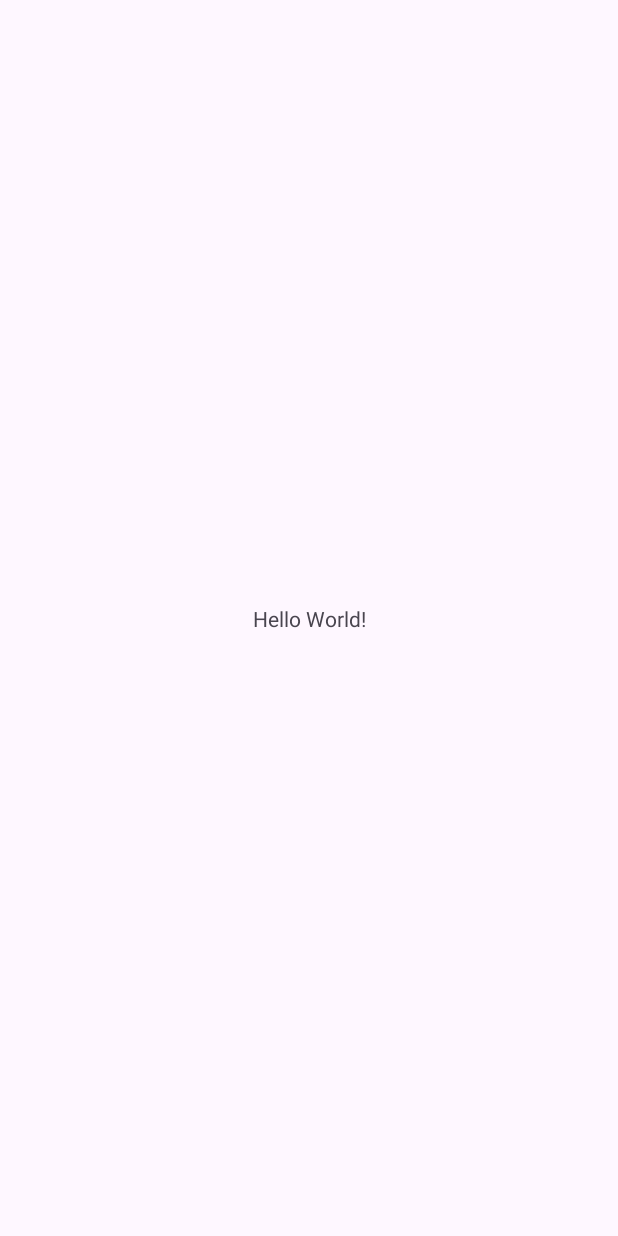
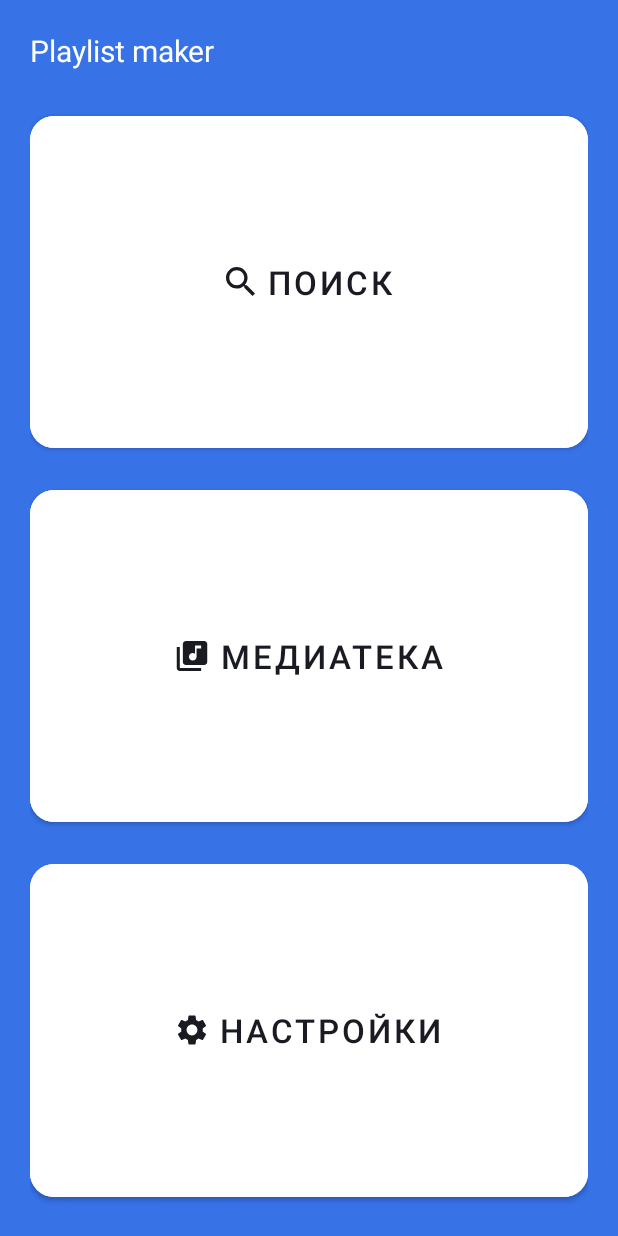
Before and after one commit to valerangb3/PlaylistMaker, an Android app: the screen it shows after launch (MainActivity), on a phone screen of 412 x 824 dp. Before the commit the screen is almost empty. Run offline under Robolectric (Android 15) with nearby library versions, the phone set to English and light mode, and no system bars.

Commit message:
Работы по спринту №8

```diff
--- a/app/src/main/java/com/practicum/playlistmaker/MainActivity.kt
+++ b/app/src/main/java/com/practicum/playlistmaker/MainActivity.kt
@@ -1,6 +1,11 @@
 package com.practicum.playlistmaker
 
+import android.content.Intent
 import android.os.Bundle
+import android.view.View
+import android.widget.Button
+import android.widget.ImageView
+import android.widget.Toast
 import androidx.activity.enableEdgeToEdge
 import androidx.appcompat.app.AppCompatActivity
 import androidx.core.view.ViewCompat
@@ -9,12 +14,25 @@ import androidx.core.view.WindowInsetsCompat
 class MainActivity : AppCompatActivity() {
     override fun onCreate(savedInstanceState: Bundle?) {
         super.onCreate(savedInstanceState)
-        enableEdgeToEdge()
         setContentView(R.layout.activity_main)
-        ViewCompat.setOnApplyWindowInsetsListener(findViewById(R.id.main)) { v, insets ->
-            val systemBars = insets.getInsets(WindowInsetsCompat.Type.systemBars())
-            v.setPadding(systemBars.left, systemBars.top, systemBars.right, systemBars.bottom)
-            insets
+
+        val searchButton = findViewById<Button>(R.id.search_button)
+        searchButton.setOnClickListener {
+            val intent = Intent(this@MainActivity, SearchActivity::class.java)
+            startActivity(intent)
+        }
+
+        val mediaButton = findViewById<Button>(R.id.media_button)
+        mediaButton.setOnClickListener {
+            val intent = Intent(this@MainActivity, MediaActivity::class.java)
+            startActivity(intent)
+        }
+
+        val settingsButton = findViewById<Button>(R.id.settings_button)
+        settingsButton.setOnClickListener {
+            val intent = Intent(this@MainActivity, SettingsActivity::class.java)
+            startActivity(intent)
         }
     }
+
 }
--- /dev/null
+++ b/app/src/main/res/drawable/media.xml
@@ -0,0 +1,9 @@
+<vector xmlns:android="http://schemas.android.com/apk/res/android"
+    android:width="21dp"
+    android:height="20dp"
+    android:viewportWidth="21"
+    android:viewportHeight="20">
+  <path
+      android:pathData="M18.5,0H6.5C5.4,0 4.5,0.9 4.5,2V14C4.5,15.1 5.4,16 6.5,16H18.5C19.6,16 20.5,15.1 20.5,14V2C20.5,0.9 19.6,0 18.5,0ZM16.5,5H13.5V10.5C13.5,11.88 12.38,13 11,13C9.62,13 8.5,11.88 8.5,10.5C8.5,9.12 9.62,8 11,8C11.57,8 12.08,8.19 12.5,8.51V3H16.5V5ZM2.5,4H0.5V18C0.5,19.1 1.4,20 2.5,20H16.5V18H2.5V4Z"
+      android:fillColor="#1A1B22"/>
+</vector>
--- /dev/null
+++ b/app/src/main/res/drawable/search.xml
@@ -0,0 +1,9 @@
+<vector xmlns:android="http://schemas.android.com/apk/res/android"
+    android:width="19dp"
+    android:height="19dp"
+    android:viewportWidth="19"
+    android:viewportHeight="19">
+  <path
+      android:pathData="M13.579,11.95H12.721L12.417,11.656C13.481,10.418 14.122,8.81 14.122,7.061C14.122,3.161 10.961,0 7.061,0C3.161,0 0,3.161 0,7.061C0,10.961 3.161,14.122 7.061,14.122C8.81,14.122 10.418,13.481 11.656,12.417L11.95,12.721V13.579L17.381,19L19,17.381L13.579,11.95ZM7.061,11.95C4.356,11.95 2.173,9.766 2.173,7.061C2.173,4.356 4.356,2.173 7.061,2.173C9.766,2.173 11.95,4.356 11.95,7.061C11.95,9.766 9.766,11.95 7.061,11.95Z"
+      android:fillColor="#1A1B22"/>
+</vector>
--- /dev/null
+++ b/app/src/main/res/drawable/settings.xml
@@ -0,0 +1,9 @@
+<vector xmlns:android="http://schemas.android.com/apk/res/android"
+    android:width="20dp"
+    android:height="20dp"
+    android:viewportWidth="20"
+    android:viewportHeight="20">
+  <path
+      android:pathData="M17.14,10.94C17.18,10.64 17.2,10.33 17.2,10C17.2,9.68 17.18,9.36 17.13,9.06L19.16,7.48C19.34,7.34 19.39,7.07 19.28,6.87L17.36,3.55C17.24,3.33 16.99,3.26 16.77,3.33L14.38,4.29C13.88,3.91 13.35,3.59 12.76,3.35L12.4,0.81C12.36,0.57 12.16,0.4 11.92,0.4H8.08C7.84,0.4 7.65,0.57 7.61,0.81L7.25,3.35C6.66,3.59 6.12,3.92 5.63,4.29L3.24,3.33C3.02,3.25 2.77,3.33 2.65,3.55L0.74,6.87C0.62,7.08 0.66,7.34 0.86,7.48L2.89,9.06C2.84,9.36 2.8,9.69 2.8,10C2.8,10.31 2.82,10.64 2.87,10.94L0.84,12.52C0.66,12.66 0.61,12.93 0.72,13.13L2.64,16.45C2.76,16.67 3.01,16.74 3.23,16.67L5.62,15.71C6.12,16.09 6.65,16.41 7.24,16.65L7.6,19.19C7.65,19.43 7.84,19.6 8.08,19.6H11.92C12.16,19.6 12.36,19.43 12.39,19.19L12.75,16.65C13.34,16.41 13.88,16.09 14.37,15.71L16.76,16.67C16.98,16.75 17.23,16.67 17.35,16.45L19.27,13.13C19.39,12.91 19.34,12.66 19.15,12.52L17.14,10.94ZM10,13.6C8.02,13.6 6.4,11.98 6.4,10C6.4,8.02 8.02,6.4 10,6.4C11.98,6.4 13.6,8.02 13.6,10C13.6,11.98 11.98,13.6 10,13.6Z"
+      android:fillColor="#1A1B22"/>
+</vector>
--- a/app/src/main/res/layout/activity_main.xml
+++ b/app/src/main/res/layout/activity_main.xml
@@ -1,19 +1,72 @@
 <?xml version="1.0" encoding="utf-8"?>
-<androidx.constraintlayout.widget.ConstraintLayout xmlns:android="http://schemas.android.com/apk/res/android"
+<LinearLayout xmlns:android="http://schemas.android.com/apk/res/android"
     xmlns:app="http://schemas.android.com/apk/res-auto"
-    xmlns:tools="http://schemas.android.com/tools"
     android:id="@+id/main"
     android:layout_width="match_parent"
     android:layout_height="match_parent"
-    tools:context=".MainActivity">
+    android:background="@color/blue"
+    android:orientation="vertical"
+    android:padding="20dp">
 
-    <TextView
-        android:layout_width="wrap_content"
-        android:layout_height="wrap_content"
-        android:text="Hello World!"
-        app:layout_constraintBottom_toBottomOf="parent"
-        app:layout_constraintEnd_toEndOf="parent"
-        app:layout_constraintStart_toStartOf="parent"
-        app:layout_constraintTop_toTopOf="parent" />
+    <FrameLayout
+        android:layout_width="match_parent"
+        android:layout_height="wrap_content">
 
-</androidx.constraintlayout.widget.ConstraintLayout>
+        <TextView
+            android:layout_width="wrap_content"
+            android:layout_height="wrap_content"
+            android:layout_gravity="start"
+            android:text="@string/app_name"
+            android:textColor="@color/white"
+            android:textSize="@dimen/app_title_size" />
+
+    </FrameLayout>
+
+    <Button
+        android:id="@+id/search_button"
+        android:layout_width="match_parent"
+        android:layout_height="0dp"
+        android:layout_marginTop="24dp"
+        android:layout_weight="1"
+        android:backgroundTint="@color/white"
+        android:text="@string/main_menu_search"
+        android:textColor="@color/black"
+        android:textSize="@dimen/title_size"
+        app:cornerRadius="@dimen/button_radius"
+        app:icon="@drawable/search"
+        app:iconGravity="textStart"
+        app:iconPadding="@dimen/button_ico_padding"
+        app:iconTint="@color/black" />
+
+    <Button
+        android:id="@+id/media_button"
+        android:layout_width="match_parent"
+        android:layout_height="0dp"
+        android:layout_marginTop="@dimen/button_margin"
+        android:layout_weight="1"
+        android:backgroundTint="@color/white"
+        android:text="@string/main_menu_media"
+        android:textColor="@color/black"
+        android:textSize="@dimen/title_size"
+        app:cornerRadius="@dimen/button_radius"
+        app:icon="@drawable/media"
+        app:iconGravity="textStart"
+        app:iconPadding="@dimen/button_ico_padding"
+        app:iconTint="@color/black" />
+    <Button
+        android:id="@+id/settings_button"
+        android:layout_width="match_parent"
+        android:layout_height="0dp"
+        android:layout_weight="1"
+        android:backgroundTint="@color/white"
+        android:text="@string/main_menu_settings"
+        android:textColor="@color/black"
+        android:textSize="@dimen/title_size"
+        android:layout_marginTop="@dimen/button_margin"
+        app:cornerRadius="@dimen/button_radius"
+        app:icon="@drawable/settings"
+        app:iconGravity="textStart"
+        app:iconPadding="@dimen/button_ico_padding"
+        app:iconTint="@color/black"
+        />
+</LinearLayout>
--- a/app/src/main/res/values/colors.xml
+++ b/app/src/main/res/values/colors.xml
@@ -1,5 +1,7 @@
 <?xml version="1.0" encoding="utf-8"?>
 <resources>
-    <color name="black">#FF000000</color>
+    <color name="black">#1A1B22</color>
     <color name="white">#FFFFFFFF</color>
+    <color name="blue">#3772E7</color>
+    <color name="transparent">#00000000</color>
 </resources>
--- /dev/null
+++ b/app/src/main/res/values/dimens.xml
@@ -0,0 +1,16 @@
+<?xml version="1.0" encoding="utf-8"?>
+<resources>
+    <dimen name="title_size">22sp</dimen>
+    <dimen name="text_size">15sp</dimen>
+    <dimen name="app_title_size">20sp</dimen>
+    <dimen name="button_radius">16dp</dimen>
+    <dimen name="button_ico_padding">8dp</dimen>
+    <dimen name="button_margin">16dp</dimen>
+    <dimen name="ico_height">24dp</dimen>
+    <dimen name="ico_width">24dp</dimen>
+    <dimen name="setting_height">61dp</dimen>
+    <dimen name="setting_padding_t">19dp</dimen>
+    <dimen name="setting_padding_s">16dp</dimen>
+    <dimen name="setting_padding_e">12dp</dimen>
+    <dimen name="setting_padding_b">18dp</dimen>
+</resources>
--- a/app/src/main/res/values/strings.xml
+++ b/app/src/main/res/values/strings.xml
@@ -1,3 +1,14 @@
 <resources>
-    <string name="app_name">Playlist Maker</string>
+    <!--MAIN-->
+    <string name="app_name">Playlist maker</string>
+    <string name="main_menu_search">Поиск</string>
+    <string name="main_menu_media">Медиатека</string>
+    <string name="main_menu_settings">Настройки</string>
+    <!--SETTINGS-->
+    <string name="settings_menu_dark_theme">Темная тема</string>
+    <string name="settings_menu_share">Поделиться приложением</string>
+    <string name="settings_menu_support">Написать в поддержку</string>
+    <string name="settings_menu_user_agreement">Пользовательское соглашение</string>
+    <!--COMMON-->
+    <string name="app_back">Назад</string>
 </resources>
```
Also changed, not shown: app/src/main/AndroidManifest.xml (+10 -1 lines), app/src/main/java/com/practicum/playlistmaker/MediaActivity.kt (added, +14 -0 lines), app/src/main/java/com/practicum/playlistmaker/SearchActivity.kt (added, +14 -0 lines), app/src/main/java/com/practicum/playlistmaker/SettingsActivity.kt (added, +18 -0 lines), app/src/main/res/drawable/back.xml (added, +9 -0 lines), app/src/main/res/drawable/forward.xml (added, +9 -0 lines), app/src/main/res/drawable/share.xml (added, +9 -0 lines), app/src/main/res/drawable/support.xml (added, +18 -0 lines), app/src/main/res/layout/activity_media.xml (added, +10 -0 lines), app/src/main/res/layout/activity_search.xml (added, +10 -0 lines), app/src/main/res/layout/activity_settings.xml (added, +158 -0 lines).
